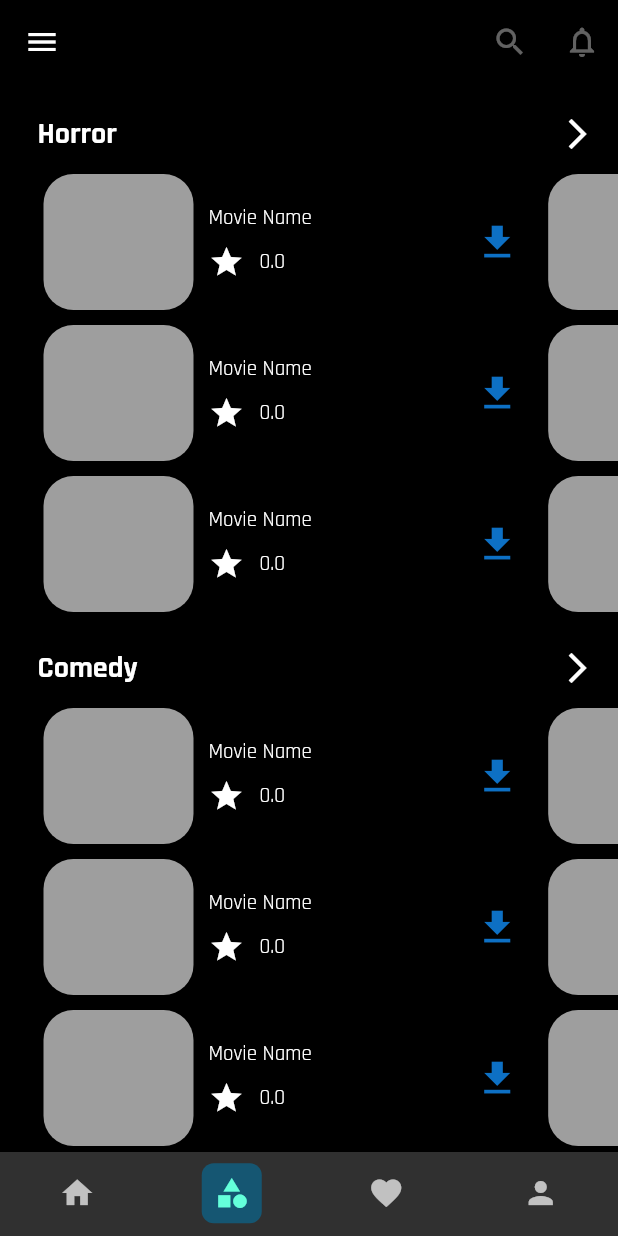
After one commit to mbaka-bilal/freetv, a Flutter app: the Home screen opened by its route, item 2 of the bottom bar chosen, on a phone screen of 412 x 824 dp. The commit adds this screen. Run offline on Flutter 3.47's test engine with Material 2 defaults, Android fonts, the phone set to English and light mode, and no system bars; our stand-ins replace font_awesome_flutter.

Commit message:
categories page UI template

```diff
--- /dev/null
+++ b/lib/pages/categories.dart
@@ -0,0 +1,183 @@
+import 'package:flutter/material.dart';
+
+class Categories extends StatefulWidget {
+  const Categories({Key? key}) : super(key: key);
+
+  @override
+  State<Categories> createState() => _CategoriesState();
+}
+
+class _CategoriesState extends State<Categories> {
+
+
+  @override
+  void initState() {
+    super.initState();
+
+  }
+
+  @override
+  Widget build(BuildContext context) {
+    final double width = MediaQuery.of(context).size.width;
+    final double height = MediaQuery.of(context).size.height;
+
+    Widget temp = Card(
+      color: Colors.black,
+      child: Row(
+        children: [
+          Container(
+            width: 100,
+            height: 150,
+            decoration: BoxDecoration(
+              borderRadius: BorderRadius.circular(20),
+              color: Colors.grey,
+
+            ),
+          ),
+          SizedBox(
+            width: 10,
+          ),
+          Column(
+            mainAxisAlignment: MainAxisAlignment.center,
+            crossAxisAlignment: CrossAxisAlignment.start,
+            children: [
+              Padding(
+                padding: const EdgeInsets.only(bottom: 8.0),
+                child: Text("Movie Name",style: Theme.of(context).textTheme.bodyText2,),
+              ),
+              Row(
+                children: [
+                  Icon(Icons.star),
+                  SizedBox(
+                    width: 10,
+                  ),
+                  Text("0.0")
+                ],
+              ),
+            ],
+          ),
+          Spacer(),
+          IconButton(
+            onPressed: null,
+            icon: Icon(Icons.download_sharp,color: Color(0xFF0D70C4),size: 30,),
+          ),
+        ],
+      ),
+    );
+
+    return Scaffold(
+      backgroundColor: Colors.black,
+      body: SingleChildScrollView(
+        child: Padding(
+          padding: const EdgeInsets.only(left: 25,top: 20),
+          child: Column(
+            children: [
+              Column(
+                children: [
+                  Row(
+                    mainAxisAlignment: MainAxisAlignment.spaceBetween,
+                    children: [
+                      Text("Horror",style: Theme.of(context).textTheme.bodyText1,),
+                      const Padding(
+                        padding: EdgeInsets.only(right: 15.0),
+                        child: Icon(Icons.arrow_forward_ios),
+                      ),
+                    ],
+                  ),
+                  SizedBox(
+                    height: 10,
+                  ),
+                  SizedBox(
+                    width: width,
+                    height: 300,
+                    child: GridView.builder(
+                        itemCount: 20,
+                        scrollDirection: Axis.horizontal,
+                        gridDelegate: SliverGridDelegateWithFixedCrossAxisCount(
+                        crossAxisCount: 3,
+                      mainAxisSpacing: 2,
+                      crossAxisSpacing: 2,
+                      childAspectRatio: (width)/(height/0.59)
+                    ), itemBuilder: (ctx,index) {
+                      return temp;
+                    }),
+                  )
+            ],
+          ),
+              SizedBox(
+                height: 20,
+              ),
+              Column(
+                children: [
+                  Row(
+                    mainAxisAlignment: MainAxisAlignment.spaceBetween,
+                    children: [
+                      Text("Comedy",style: Theme.of(context).textTheme.bodyText1,),
+                      const Padding(
+                        padding: EdgeInsets.only(right: 15.0),
+                        child: Icon(Icons.arrow_forward_ios),
+                      ),
+                    ],
+                  ),
+                  SizedBox(
+                    height: 10,
+                  ),
+                  SizedBox(
+                    width: width,
+                    height: 300,
+                    child: GridView.builder(
+                        itemCount: 20,
+                        scrollDirection: Axis.horizontal,
+                        gridDelegate: SliverGridDelegateWithFixedCrossAxisCount(
+                            crossAxisCount: 3,
+                            mainAxisSpacing: 2,
+                            crossAxisSpacing: 2,
+                            childAspectRatio: (width)/(height/0.59)
+                        ), itemBuilder: (ctx,index) {
+                      return temp;
+                    }),
+                  ),
+
+                  SizedBox(
+                    height: 20,
+                  ),
+                  Column(
+                    children: [
+                      Row(
+                        mainAxisAlignment: MainAxisAlignment.spaceBetween,
+                        children: [
+                          Text("Action",style: Theme.of(context).textTheme.bodyText1,),
+                          const Padding(
+                            padding: EdgeInsets.only(right: 15.0),
+                            child: Icon(Icons.arrow_forward_ios),
+                          ),
+                        ],
+                      ),
+                      SizedBox(
+                        height: 10,
+                      ),
+                      SizedBox(
+                        width: width,
+                        height: 300,
+                        child: GridView.builder(
+                            itemCount: 20,
+                            scrollDirection: Axis.horizontal,
+                            gridDelegate: SliverGridDelegateWithFixedCrossAxisCount(
+                                crossAxisCount: 3,
+                                mainAxisSpacing: 2,
+                                crossAxisSpacing: 2,
+                                childAspectRatio: (width)/(height/0.59)
+                            ), itemBuilder: (ctx,index) {
+                          return temp;
+                        }),
+                      )
+                    ],
+                  ),
+                ],
+              ),
+        ]),
+
+      ),
+    ));
+  }
+}
--- a/lib/pages/home.dart
+++ b/lib/pages/home.dart
@@ -1,4 +1,7 @@
 import 'package:flutter/material.dart';
+
+import '../pages/latest_movies.dart';
+import '../pages/categories.dart';
 
 class Home extends StatefulWidget {
   const Home({Key? key}) : super(key: key);
@@ -10,6 +13,18 @@ class Home extends StatefulWidget {
 class _HomeState extends State<Home> {
   int currentPageIndex = 0; //which page are we displaying
 
+  Widget displayPage(int index) {
+    //select which content to display
+    if (index == 0){
+      return LatestMovies();
+    }else if (index == 1){
+      return Categories();
+    }
+    else{
+      return Container();
+    }
+  }
+
   @override
   Widget build(BuildContext context) {
     return Scaffold(
@@ -20,8 +35,8 @@ class _HomeState extends State<Home> {
         backgroundColor: Colors.transparent,
         leading: const Icon(Icons.menu),
         actions: [
-          IconButton(onPressed: null, icon: Icon(Icons.search)),
-          IconButton(onPressed: null,icon: Icon(Icons.notifications_outlined))
+          const IconButton(onPressed: null, icon: Icon(Icons.search)),
+          const IconButton(onPressed: null,icon: Icon(Icons.notifications_outlined))
 
 
         ],
@@ -34,10 +49,10 @@ class _HomeState extends State<Home> {
         },
         type: BottomNavigationBarType.fixed,
         currentIndex: currentPageIndex,
-        selectedLabelStyle: TextStyle(
+        selectedLabelStyle: const TextStyle(
           fontSize: 0
         ),
-        unselectedLabelStyle: TextStyle(
+        unselectedLabelStyle: const TextStyle(
           fontSize: 0
         ),
         items: [
@@ -46,14 +61,14 @@ class _HomeState extends State<Home> {
       width: 40,
         height: 40,
         decoration: BoxDecoration(
-          color: Color(0xFF155672),
+          color: const Color(0xFF155672),
 
             borderRadius: BorderRadius.circular(8)
 
         ),
-        child: Icon(Icons.home),
+        child: const Icon(Icons.home),
       ),
-              icon: Icon(Icons.home),
+              icon: const Icon(Icons.home),
           label: ""
           ),
 
@@ -62,14 +77,14 @@ class _HomeState extends State<Home> {
                 width: 40,
                 height: 40,
                 decoration: BoxDecoration(
-                    color: Color(0xFF155672),
+                    color: const Color(0xFF155672),
 
                     borderRadius: BorderRadius.circular(8)
 
                 ),
-                child: Icon(Icons.category),
+                child: const Icon(Icons.category),
               ),
-              icon: Icon(Icons.category),
+              icon: const Icon(Icons.category),
               label: ""
           ),
           BottomNavigationBarItem(
@@ -77,14 +92,14 @@ class _HomeState extends State<Home> {
                 width: 40,
                 height: 40,
                 decoration: BoxDecoration(
-                    color: Color(0xFF155672),
+                    color: const Color(0xFF155672),
 
                     borderRadius: BorderRadius.circular(8)
 
                 ),
-                child: Icon(Icons.favorite),
+                child: const Icon(Icons.favorite),
               ),
-              icon: Icon(Icons.favorite),
+              icon: const Icon(Icons.favorite),
               label: ""
           ),
           BottomNavigationBarItem(
@@ -92,146 +107,18 @@ class _HomeState extends State<Home> {
                 width: 40,
                 height: 40,
                 decoration: BoxDecoration(
-                    color: Color(0xFF155672),
+                    color: const Color(0xFF155672),
 
                     borderRadius: BorderRadius.circular(8)
 
                 ),
-                child: Icon(Icons.person),
+                child: const Icon(Icons.person),
               ),
-              icon: Icon(Icons.person),
+              icon: const Icon(Icons.person),
               label: ""
           ),
         ],
       ),
-      body: CustomScrollView(
-        scrollDirection: Axis.vertical,
-        slivers: [
-          SliverFillRemaining(
-            hasScrollBody: false,
-            child: Container(
-
-              child: Padding(
-                padding: const EdgeInsets.only(top: 20),
-                child: Column(
-                  // mainAxisSize: MainAxisSize.max,
-                  mainAxisAlignment: MainAxisAlignment.spaceAround,
-                  children: [
-                    Padding(
-                      padding: const EdgeInsets.only(left: 25.0),
-                      child: Column(
-                        children: [
-                          Row(
-                            mainAxisAlignment: MainAxisAlignment.spaceBetween,
-                            children: [
-                              Text("High rated",style: Theme.of(context).textTheme.bodyText1,),
-                              Padding(
-                                padding: const EdgeInsets.only(right: 15.0),
-                                child: Icon(Icons.arrow_forward_ios),
-                              ),
-                            ],
-                          ),
-                          SizedBox(
-                            height: 20,
-                          ),
-                          Container(
-
-                            height: 150,
-                            child: ListView.separated(
-                                scrollDirection: Axis.horizontal,
-                                itemBuilder: (index,ctx) {
-                                  return Container(
-                                    width: 100,
-                                    height: 100,
-                                    color: Colors.white,
-                                  );
-                                }, separatorBuilder: (index,ctx) => SizedBox(
-                              width: 10,
-                            ), itemCount: 10),
-                          ),
-                        ],
-                      ),
-                    ),
-
-                    Padding(
-                      padding: const EdgeInsets.only(left: 25.0),
-                      child: Column(
-                        children: [
-                          Row(
-                            mainAxisAlignment: MainAxisAlignment.spaceBetween,
-                            children: [
-                              Text("Latest",style: Theme.of(context).textTheme.bodyText1,),
-                              Padding(
-                                padding: const EdgeInsets.only(right: 15.0),
-                                child: Icon(Icons.arrow_forward_ios),
-                              ),
-                            ],
-                          ),
-                          SizedBox(
-                            height: 20,
-                          ),
-                          Container(
-
-                            height: 150,
-                            child: ListView.separated(
-                                scrollDirection: Axis.horizontal,
-                                itemBuilder: (index,ctx) {
-                                  return Container(
-                                    width: 100,
-                                    height: 100,
-                                    color: Colors.white,
-                                  );
-                                }, separatorBuilder: (index,ctx) => SizedBox(
-                              width: 10,
-                            ), itemCount: 10),
-                          ),
-                        ],
-                      ),
-                    ),
-                    // SizedBox(height: 20,),
-                    Padding(
-                      padding: const EdgeInsets.only(left: 25.0),
-                      child: Column(
-                        children: [
-                          Row(
-                            mainAxisAlignment: MainAxisAlignment.spaceBetween,
-                            children: [
-                              Text("Most Popular",style: Theme.of(context).textTheme.bodyText1,),
-                              Padding(
-                                padding: const EdgeInsets.only(right: 15.0),
-                                child: Icon(Icons.arrow_forward_ios),
-                              ),
-                            ],
-                          ),
-                          SizedBox(
-                            height: 20,
-                          ),
-                          Container(
-                            height: 150,
-                            child: ListView.separated(
-                                scrollDirection: Axis.horizontal,
-                                itemBuilder: (index,ctx) {
-                                  return Container(
-                                    width: 100,
-                                    height: 100,
-                                    color: Colors.white,
-                                  );
-                                }, separatorBuilder: (index,ctx) => SizedBox(
-                              width: 10,
-                            ), itemCount: 10),
-                          ),
-                        ],
-                      ),
-                    ),
-
-                  ],
-                ),
-              ),
-            ),
-          )
-        ],
-
-      ),
-    );
+      body: displayPage(currentPageIndex));
   }
 }
```
Also changed, not shown: lib/main.dart (+8 -1 lines), lib/pages/latest_movies.dart (added, +143 -0 lines).
